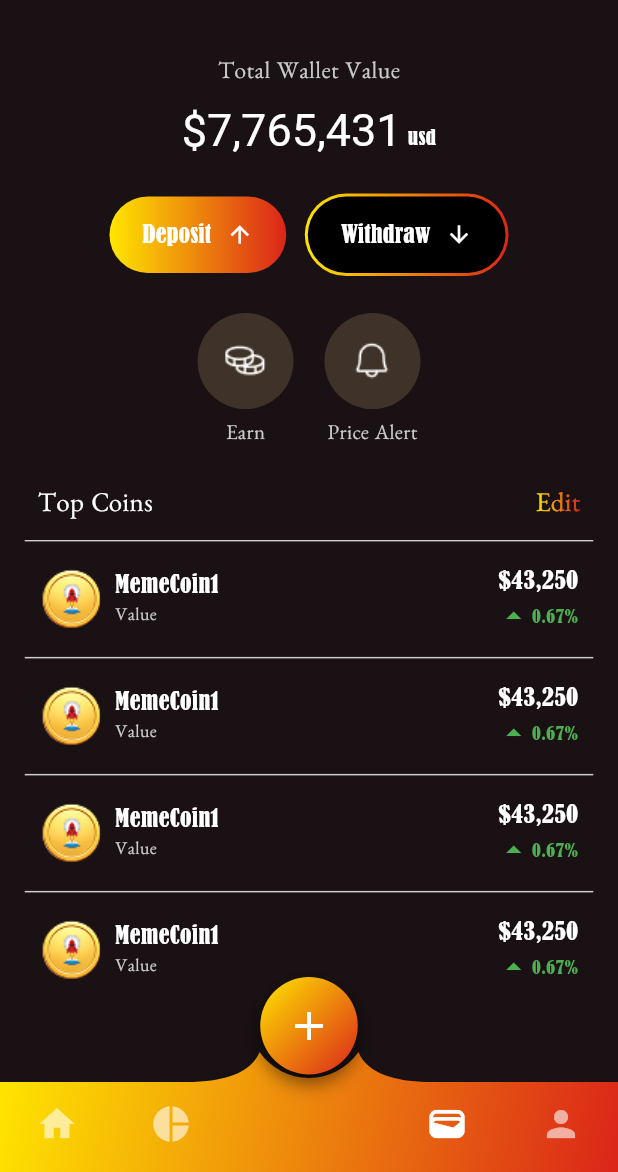
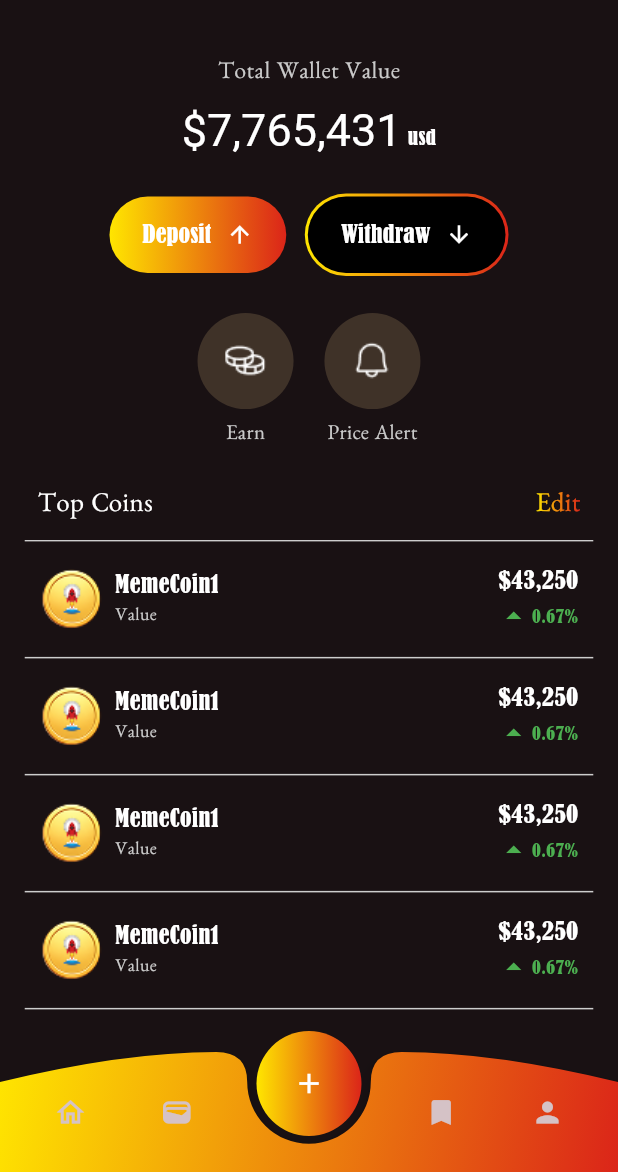
Before and after one commit to abrarhassan7809/moon_launch, a Flutter app: the HomeScreen screen opened directly, after a tap on the "wallet" icon, on a phone screen of 412 x 824 dp, the part 64-1236 px from its top. Run offline on Flutter 3.47's test engine with Material 3 defaults, Android fonts, the phone set to English and light mode, and no system bars.

Commit message:
add custom navbar

```diff
--- a/lib/screens/home_screen.dart
+++ b/lib/screens/home_screen.dart
@@ -1,5 +1,4 @@
 import 'package:flutter/material.dart';
-
 import '../widgets/custom_bottom_navbar.dart';
 
 class HomeScreen extends StatefulWidget {
@@ -10,22 +9,14 @@ class HomeScreen extends StatefulWidget {
 }
 
 class _HomeScreenState extends State<HomeScreen> {
-  int _currentIndex = 0;
-
-  void _onNavTap(int index) {
-    setState(() {
-      _currentIndex = index;
-    });
-
-    // TODO: handle navigation
-  }
 
   @override
   Widget build(BuildContext context) {
-    late final mqHeight = MediaQuery.of(context).size.height;
-    late final mqWidth = MediaQuery.of(context).size.width;
+    final mqHeight = MediaQuery.of(context).size.height;
+    final mqWidth = MediaQuery.of(context).size.width;
 
     return Scaffold(
+      extendBody: true,
       appBar: AppBar(
         automaticallyImplyLeading: false,
         title: Image.asset(
@@ -42,9 +33,9 @@ class _HomeScreenState extends State<HomeScreen> {
 
       ),
 
-      body: Center(
-        child: Padding(
-          padding: EdgeInsets.symmetric(vertical: mqHeight * 0.03),
+      body: Padding(
+        padding: EdgeInsets.only(top: mqHeight * 0.03, bottom: mqHeight * 0.11),
+        child: Center(
           child: Column(
             children: [
               Text(
@@ -375,10 +366,7 @@ class _HomeScreenState extends State<HomeScreen> {
         ),
       ),
 
-      bottomNavigationBar: CustomBottomNavBar(
-        currentIndex: _currentIndex,
-        onTap: _onNavTap,
-      ),
+      bottomNavigationBar: CustomBottomNavBar(),
     );
   }
 }
--- a/lib/widgets/custom_bottom_navbar.dart
+++ b/lib/widgets/custom_bottom_navbar.dart
@@ -1,147 +1,106 @@
 import 'package:flutter/material.dart';
 
 class CustomBottomNavBar extends StatelessWidget {
-  final int currentIndex;
-  final ValueChanged<int> onTap;
-
-  const CustomBottomNavBar({
-    super.key,
-    required this.currentIndex,
-    required this.onTap,
-  });
+  const CustomBottomNavBar({super.key});
 
   @override
   Widget build(BuildContext context) {
+    final mqWidth = MediaQuery.of(context).size.width;
+    final mqHeight = MediaQuery.of(context).size.height;
+
     return SizedBox(
-      height: 100,
+      width: mqWidth,
+      height: 80,
       child: Stack(
-        clipBehavior: Clip.none,
-        alignment: Alignment.bottomCenter,
         children: [
-          /// CURVED BACKGROUND
           CustomPaint(
-            size: Size(MediaQuery.of(context).size.width, 80),
-            painter: _CurvedNavPainter(),
+            size: Size(mqWidth, 80),
+            painter: BNBCustomPainter(),
           ),
 
-          /// ICONS
-          Positioned(
-            bottom: 18,
-            left: 0,
-            right: 0,
-            child: Row(
-              mainAxisAlignment: MainAxisAlignment.spaceAround,
-              children: [
-                _navItem(Icons.home, 0),
-                _navItem(Icons.pie_chart, 1),
-                const SizedBox(width: 60),
-                _navItem(Icons.wallet, 2),
-                _navItem(Icons.person, 3),
-              ],
+          Center(
+            heightFactor: 0.6,
+            child: Container(
+              height: 70,
+              width: 70,
+              decoration: BoxDecoration(
+                gradient: LinearGradient(
+                  colors: [
+                    Color(0xFFFFE600),
+                    Color(0xFFDB2519),
+                  ],
+                ),
+                borderRadius: BorderRadius.circular(50)
+              ),
+              child: Icon(Icons.add, size: 22,),
             ),
           ),
 
-          /// CENTER BUTTON
-          Positioned(
-            top: -30,
-            child: GestureDetector(
-              onTap: () => onTap(4),
-              child: Container(
-                height: 65,
-                width: 65,
-                decoration: BoxDecoration(
-                  shape: BoxShape.circle,
-                  gradient: const LinearGradient(
-                    begin: Alignment.topLeft,
-                    end: Alignment.bottomRight,
-                    colors: [
-                      Color(0xFFFFE600),
-                      Color(0xFFDB2519),
-                    ],
-                  ),
-                  boxShadow: [
-                    BoxShadow(
-                      color: Colors.black.withOpacity(0.5),
-                      blurRadius: 10,
-                      offset: const Offset(0, 6),
-                    ),
-                  ],
-                ),
-                child: const Icon(Icons.add, size: 32, color: Colors.white),
+          Row(
+            mainAxisAlignment: MainAxisAlignment.spaceEvenly,
+            children: [
+              IconButton(
+                onPressed: () {},
+                icon: Icon(Icons.home_outlined, size: 22,),
               ),
-            ),
-          ),
+              IconButton(
+                onPressed: () {},
+                icon: Icon(Icons.wallet, size: 22,),
+              ),
+              Container(width: mqWidth*0.20,),
+
+              IconButton(
+                onPressed: () {},
+                icon: Icon(Icons.bookmark, size: 22,),
+              ),
+              IconButton(
+                onPressed: () {},
+                icon: Icon(Icons.person, size: 22,),
+              ),
+            ],
+          )
         ],
-      ),
-    );
-  }
-
-  Widget _navItem(IconData icon, int index) {
-    return GestureDetector(
-      onTap: () => onTap(index),
-      child: Icon(
-        icon,
-        size: 28,
-        color: currentIndex == index
-            ? Colors.white
-            : Colors.white.withOpacity(0.6),
       ),
     );
   }
 }
 
-class _CurvedNavPainter extends CustomPainter {
+class BNBCustomPainter extends CustomPainter{
   @override
   void paint(Canvas canvas, Size size) {
-    final rect = Rect.fromLTWH(0, 0, size.width, size.height);
+    Paint paint = Paint()..shader = LinearGradient(
+        begin: Alignment.topLeft,
+        end: Alignment.bottomRight,
+        colors: [
+          Color(0xFFFFE600),
+          Color(0xFFDB2519),
+        ]
+    ).createShader(Rect.fromLTWH(0, 0, size.width, size.height))..style = PaintingStyle.fill;
+    Path path = Path()..moveTo(0, 20);
 
-    final gradient = const LinearGradient(
-      begin: Alignment.topLeft,
-      end: Alignment.bottomRight,
-      colors: [
-        Color(0xFFFFE600),
-        Color(0xFFDB2519),
-      ],
-    );
-
-    final paint = Paint()
-      ..shader = gradient.createShader(rect)
-      ..style = PaintingStyle.fill;
-
-    final path = Path();
-
-    path.moveTo(0, 20);
-    path.lineTo(size.width * 0.30, 20);
-
-    path.quadraticBezierTo(
-      size.width * 0.40,
-      20,
-      size.width * 0.42,
-      0,
-    );
+    path.quadraticBezierTo(size.width*0.20, 0, size.width*0.35, 0);
+    path.quadraticBezierTo(size.width*0.40, 0, size.width*0.40, 20);
 
     path.arcToPoint(
-      Offset(size.width * 0.58, 0),
-      radius: const Radius.circular(40),
+      Offset(size.width*0.60, 20),
+      radius: Radius.circular(10.0),
       clockwise: false,
     );
 
-    path.quadraticBezierTo(
-      size.width * 0.60,
-      20,
-      size.width * 0.70,
-      20,
-    );
+    path.quadraticBezierTo(size.width*0.60, 0, size.width*0.65, 0);
+    path.quadraticBezierTo(size.width*0.80, 0, size.width, 20);
 
-    path.lineTo(size.width, 20);
     path.lineTo(size.width, size.height);
     path.lineTo(0, size.height);
     path.close();
 
-    canvas.drawShadow(path, Colors.black, 12, true);
+    canvas.drawShadow(path, Colors.black, 5, true);
     canvas.drawPath(path, paint);
   }
 
   @override
-  bool shouldRepaint(CustomPainter oldDelegate) => false;
+  bool shouldRepaint(covariant CustomPainter oldDelegate) {
+    return false;
+  }
+
 }
--- a/pubspec.yaml
+++ b/pubspec.yaml
@@ -35,6 +35,7 @@ dependencies:
   # Use with the CupertinoIcons class for iOS style icons.
   cupertino_icons: ^1.0.8
   flutter_svg: ^2.0.9
+  custom_flutter_painter: ^1.0.2
 
 dev_dependencies:
   flutter_test:
```
Also changed, not shown: pubspec.lock.
